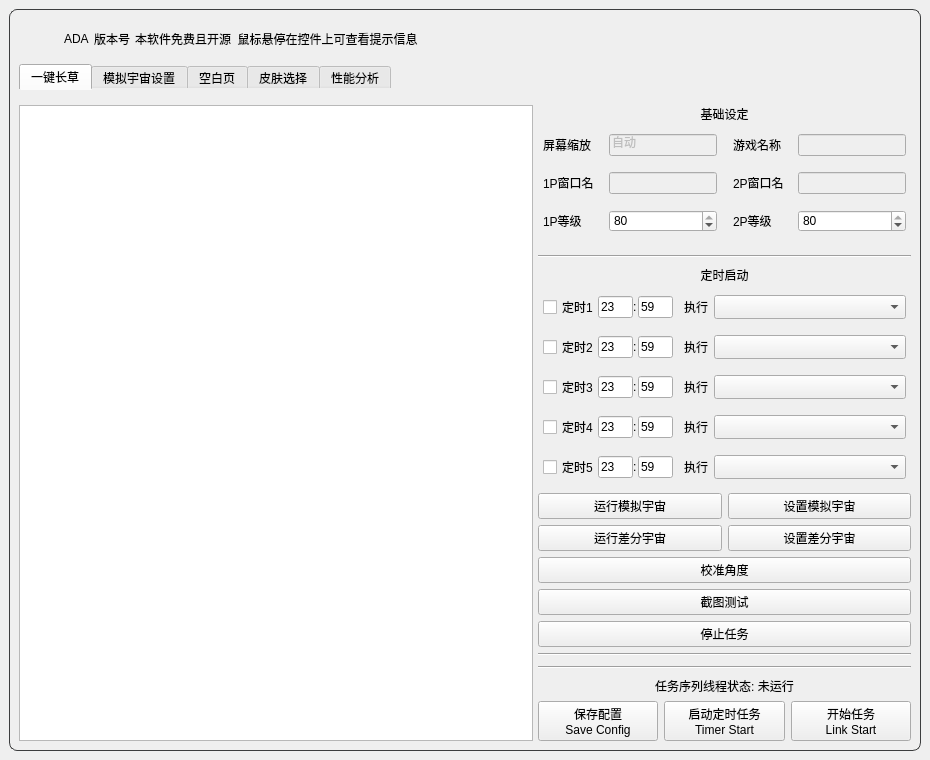
Illusory-moon/Simulated_Scepter, file ui/ADA.ui: the form before one commit.
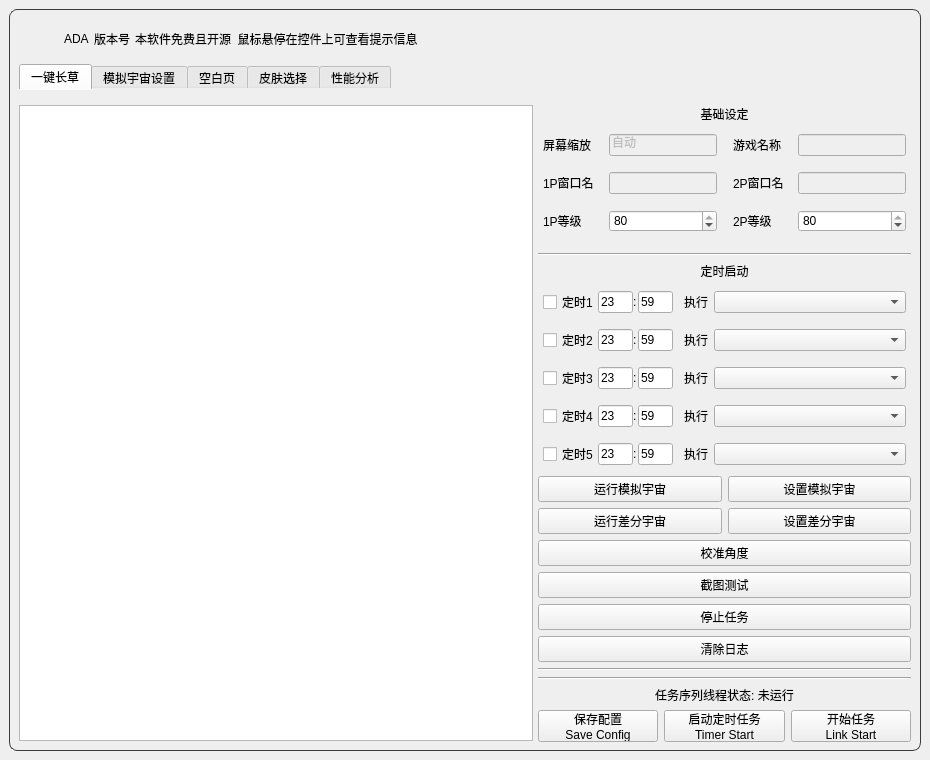
The form after the commit. Icons and pictures are not drawn.

Patch:
```diff
--- a/ui/ADA.ui
+++ b/ui/ADA.ui
@@ -437,7 +437,7 @@
               </layout>
              </item>
              <item>
-              <layout class="QVBoxLayout" name="Lay_Tab1_Right" stretch="0,0,0,0,0,0,0,0,0,0,0,1,0,0,0,0,0,0,0,0,0,0,0,0,0,0,0,0">
+              <layout class="QVBoxLayout" name="Lay_Tab1_Right" stretch="0,0,0,0,0,0,0,0,0,0,0,1,0,0,0,0,0,0,0,0,0,0,0,0,0,0,0,0,0">
                <property name="spacing">
                 <number>6</number>
                </property>
@@ -2044,6 +2044,13 @@
                  </property>
                 </widget>
                </item>
+               <item>
+                <widget class="QPushButton" name="clear_logs_btn">
+                 <property name="text">
+                  <string>清除日志</string>
+                 </property>
+                </widget>
+               </item>
                <item>
                 <widget class="Line" name="line_101">
                  <property name="orientation">
```
Left out of the diff: 4 changed lines with no effect on the pictures.
